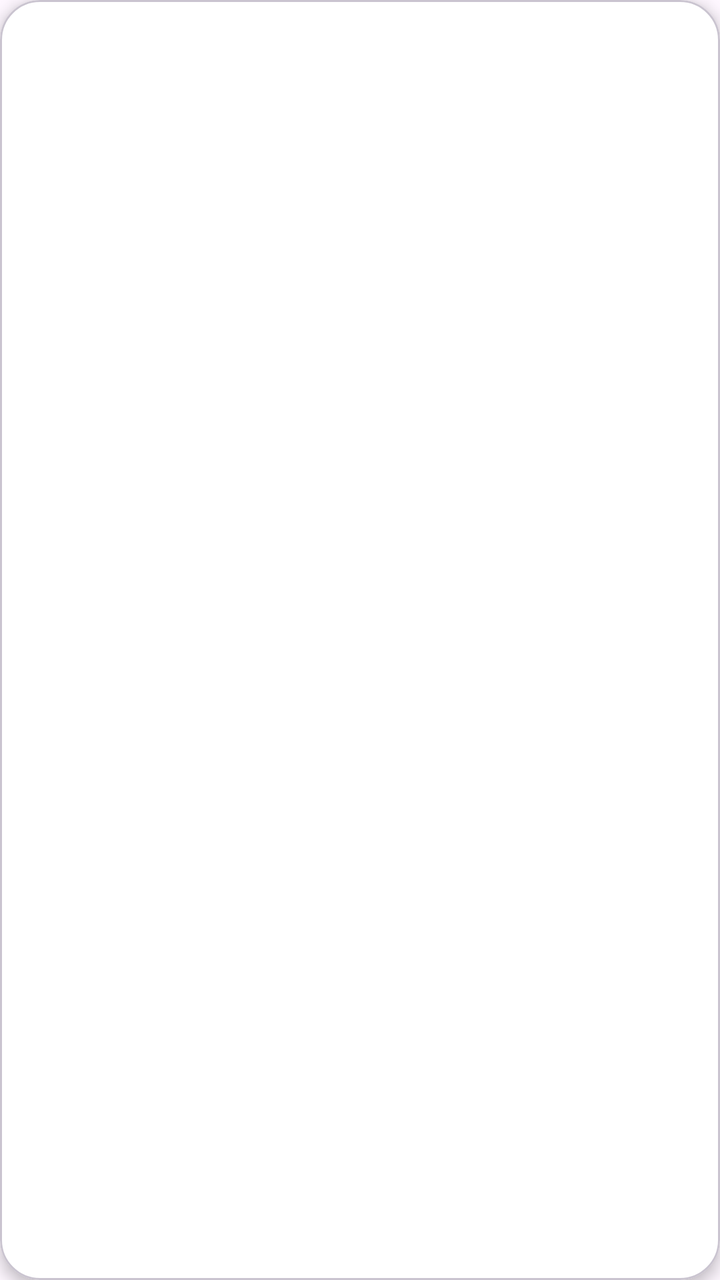
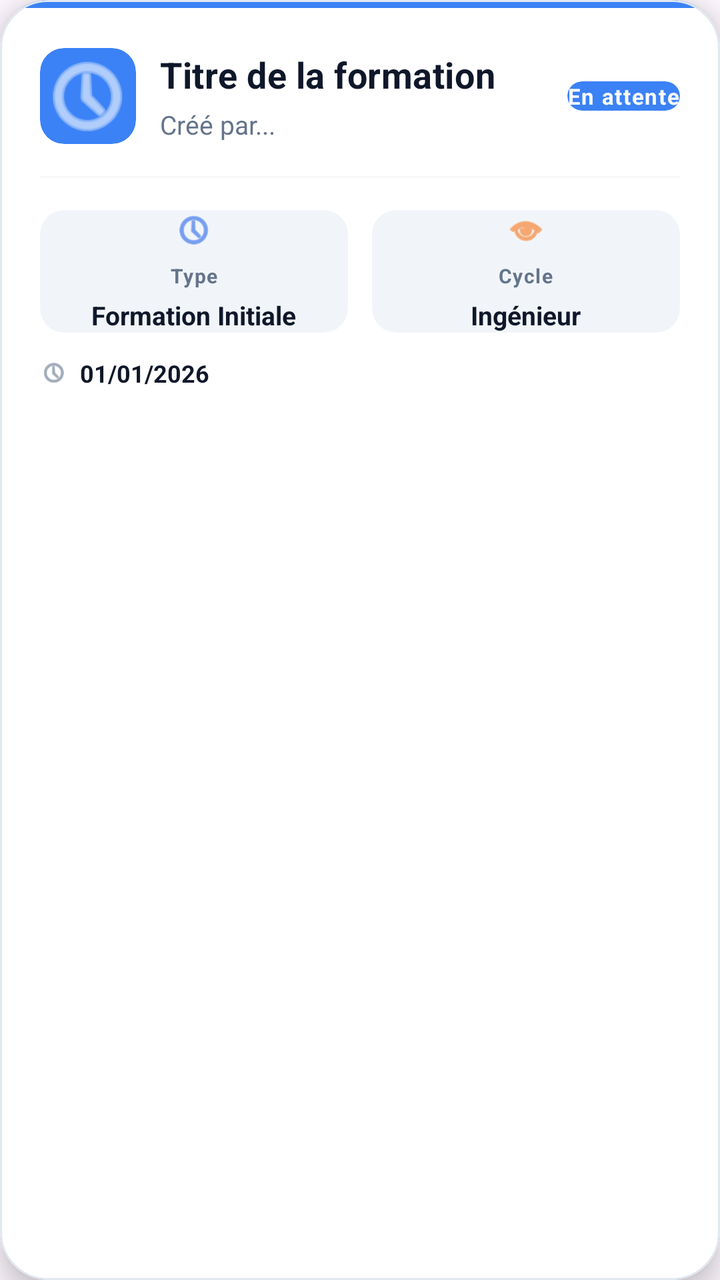

Two renders of the same Android screen: before a commit and after it. Below are the layout's source before the change and the commit's diff.
<!-- AndroidManifest.xml: application theme Theme.GestionbPedagogique -->
<!-- res/layout/item_formation.xml -->
<?xml version="1.0" encoding="utf-8"?>
<com.google.android.material.card.MaterialCardView xmlns:android="http://schemas.android.com/apk/res/android"
    xmlns:app="http://schemas.android.com/apk/res-auto"
    android:layout_width="match_parent"
    android:layout_height="wrap_content"
    android:layout_marginStart="16dp"
    android:layout_marginEnd="16dp"
    android:layout_marginBottom="16dp"
    app:cardCornerRadius="20dp"
    app:cardElevation="4dp"
    app:cardBackgroundColor="@color/card_background"
    android:clickable="true"
    android:focusable="true"
    android:foreground="?attr/selectableItemBackground">

    <LinearLayout
        android:layout_width="match_parent"
        android:layout_height="wrap_content"
        android:orientation="vertical"
        android:padding="20dp">

        
        <TextView
            android:id="@+id/title_text"
            android:layout_width="match_parent"
            android:layout_height="wrap_content"
            android:textSize="18sp"
            android:textStyle="bold"
            android:textColor="@color/text_primary"
            android:layout_marginBottom="8dp" />

        
        <LinearLayout
            android:layout_width="match_parent"
            android:layout_height="wrap_content"
            android:orientation="horizontal"
            android:layout_marginBottom="4dp">

            <TextView
                android:id="@+id/type_text"
                android:layout_width="0dp"
                android:layout_height="wrap_content"
                android:layout_weight="1"
                android:textSize="14sp"
                android:textColor="@color/text_secondary" />

            <TextView
                android:id="@+id/cycle_text"
                android:layout_width="0dp"
                android:layout_height="wrap_content"
                android:layout_weight="1"
                android:textSize="14sp"
                android:textColor="@color/text_secondary"
                android:gravity="end" />
        </LinearLayout>

        
        <TextView
            android:id="@+id/status_text"
            android:layout_width="wrap_content"
            android:layout_height="wrap_content"
            android:textSize="14sp"
            android:textStyle="bold"
            android:layout_marginBottom="8dp" />

        
        <TextView
            android:id="@+id/created_by_text"
            android:layout_width="match_parent"
            android:layout_height="wrap_content"
            android:textSize="12sp"
            android:textColor="@color/text_secondary"
            android:layout_marginBottom="4dp" />

        
        <LinearLayout
            android:layout_width="match_parent"
            android:layout_height="wrap_content"
            android:orientation="horizontal">

            <TextView
                android:id="@+id/created_date_text"
                android:layout_width="0dp"
                android:layout_height="wrap_content"
                android:layout_weight="1"
                android:textSize="12sp"
                android:textColor="@color/text_secondary" />

            <TextView
                android:id="@+id/validated_date_text"
                android:layout_width="0dp"
                android:layout_height="wrap_content"
                android:layout_weight="1"
                android:textSize="12sp"
                android:textColor="@color/text_secondary"
                android:gravity="end"
                android:visibility="gone" />
        </LinearLayout>

    </LinearLayout>
</com.google.android.material.card.MaterialCardView>
<!-- resources referenced by this layout -->
<resources>
  <color name="card_background">#FFFFFF</color>
  <color name="text_primary">#0F172A</color>
  <color name="text_secondary">#64748B</color>
  <style name="Theme.GestionbPedagogique" parent="Base.Theme.GestionbPedagogique" />
  <style name="Base.Theme.GestionbPedagogique" parent="Theme.Material3.DayNight.NoActionBar">
          
          <item name="colorPrimary">@color/primary_blue</item>
          <item name="colorPrimaryVariant">@color/primary_blue_dark</item>
          <item name="colorOnPrimary">@color/white</item>
          <item name="colorSecondary">@color/accent_orange</item>
          <item name="colorOnSecondary">@color/white</item>
          <item name="android:statusBarColor">@android:color/transparent</item>
          <item name="android:navigationBarColor">@android:color/transparent</item>
          <item name="android:windowLightStatusBar">true</item>
          <item name="android:windowLightNavigationBar">true</item>
      </style>
  <color name="primary_blue">#2563EB</color>
  <color name="primary_blue_dark">#1E40AF</color>
  <color name="white">#FFFFFFFF</color>
  <color name="accent_orange">#F97316</color>
</resources>

<!-- the commit's change to res/layout/item_formation.xml (unified diff, before → after) -->
@@ -5,10 +5,12 @@
     android:layout_height="wrap_content"
     android:layout_marginStart="16dp"
     android:layout_marginEnd="16dp"
-    android:layout_marginBottom="16dp"
-    app:cardCornerRadius="20dp"
-    app:cardElevation="4dp"
+    android:layout_marginBottom="12dp"
+    app:cardCornerRadius="24dp"
+    app:cardElevation="8dp"
     app:cardBackgroundColor="@color/card_background"
+    app:strokeWidth="1dp"
+    app:strokeColor="@color/divider"
     android:clickable="true"
     android:focusable="true"
     android:foreground="?attr/selectableItemBackground">
@@ -17,85 +19,271 @@
         android:layout_width="match_parent"
         android:layout_height="wrap_content"
         android:orientation="vertical"
-        android:padding="20dp">
+        android:padding="0dp">
 
         
-        <TextView
-            android:id="@+id/title_text"
+        <View
+            android:id="@+id/accent_bar"
             android:layout_width="match_parent"
-            android:layout_height="wrap_content"
-            android:textSize="18sp"
-            android:textStyle="bold"
-            android:textColor="@color/text_primary"
-            android:layout_marginBottom="8dp" />
-
-        
+            android:layout_height="4dp"
+            android:background="@color/status_info" />
+
         <LinearLayout
             android:layout_width="match_parent"
             android:layout_height="wrap_content"
-            android:orientation="horizontal"
-            android:layout_marginBottom="4dp">
-
-            <TextView
-                android:id="@+id/type_text"
-                android:layout_width="0dp"
+            android:orientation="vertical"
+            android:padding="20dp">
+
+            
+            <LinearLayout
+                android:layout_width="match_parent"
                 android:layout_height="wrap_content"
-                android:layout_weight="1"
-                android:textSize="14sp"
-                android:textColor="@color/text_secondary" />
-
-            <TextView
-                android:id="@+id/cycle_text"
-                android:layout_width="0dp"
+                android:orientation="horizontal"
+                android:gravity="center_vertical"
+                android:layout_marginBottom="16dp">
+
+                
+                <com.google.android.material.card.MaterialCardView
+                    android:layout_width="48dp"
+                    android:layout_height="48dp"
+                    android:layout_marginEnd="12dp"
+                    app:cardCornerRadius="12dp"
+                    app:cardElevation="0dp"
+                    app:cardBackgroundColor="@color/status_info"
+                    app:strokeWidth="0dp"
+                    android:padding="12dp">
+
+                    <ImageView
+                        android:layout_width="match_parent"
+                        android:layout_height="match_parent"
+                        android:src="@android:drawable/ic_menu_recent_history"
+                        app:tint="@color/white" />
+                </com.google.android.material.card.MaterialCardView>
+
+                <LinearLayout
+                    android:layout_width="0dp"
+                    android:layout_height="wrap_content"
+                    android:layout_weight="1"
+                    android:orientation="vertical">
+
+                    <TextView
+                        android:id="@+id/title_text"
+                        android:layout_width="wrap_content"
+                        android:layout_height="wrap_content"
+                        android:text="Titre de la formation"
+                        android:textSize="18sp"
+                        android:textStyle="bold"
+                        android:textColor="@color/text_primary"
+                        android:letterSpacing="0.01"
+                        android:maxLines="2"
+                        android:ellipsize="end" />
+
+                    <TextView
+                        android:id="@+id/created_by_text"
+                        android:layout_width="wrap_content"
+                        android:layout_height="wrap_content"
+                        android:text="Créé par..."
+                        android:textSize="13sp"
+                        android:textColor="@color/text_secondary"
+                        android:layout_marginTop="4dp" />
+                </LinearLayout>
+
+                
+                <com.google.android.material.card.MaterialCardView
+                    android:layout_width="wrap_content"
+                    android:layout_height="wrap_content"
+                    app:cardCornerRadius="8dp"
+                    app:cardElevation="0dp"
+                    app:cardBackgroundColor="@color/status_info"
+                    app:strokeWidth="0dp"
+                    android:paddingStart="10dp"
+                    android:paddingEnd="10dp"
+                    android:paddingTop="6dp"
+                    android:paddingBottom="6dp">
+
+                    <TextView
+                        android:id="@+id/status_text"
+                        android:layout_width="wrap_content"
+                        android:layout_height="wrap_content"
+                        android:text="En attente"
+                        android:textSize="11sp"
+                        android:textStyle="bold"
+                        android:textColor="@color/white"
+                        android:letterSpacing="0.05" />
+                </com.google.android.material.card.MaterialCardView>
+            </LinearLayout>
+
+            
+            <View
+                android:layout_width="match_parent"
+                android:layout_height="1dp"
+                android:background="@color/divider"
+                android:layout_marginBottom="16dp"
+                android:alpha="0.3" />
+
+            
+            <LinearLayout
+                android:layout_width="match_parent"
                 android:layout_height="wrap_content"
-                android:layout_weight="1"
-                android:textSize="14sp"
-                android:textColor="@color/text_secondary"
-                android:gravity="end" />
+                android:orientation="horizontal"
+                android:layout_marginBottom="12dp">
+
+                
+                <com.google.android.material.card.MaterialCardView
+                    android:layout_width="0dp"
+                    android:layout_height="wrap_content"
+                    android:layout_weight="1"
+                    android:layout_marginEnd="6dp"
+                    app:cardCornerRadius="12dp"
+                    app:cardElevation="0dp"
+                    app:cardBackgroundColor="@color/background_secondary"
+                    app:strokeWidth="0dp"
+                    android:padding="12dp">
+
+                    <LinearLayout
+                        android:layout_width="match_parent"
+                        android:layout_height="wrap_content"
+                        android:orientation="vertical"
+                        android:gravity="center">
+
+                        <ImageView
+                            android:layout_width="20dp"
+                            android:layout_height="20dp"
+                            android:src="@android:drawable/ic_menu_recent_history"
+                            app:tint="@color/primary_blue"
+                            android:layout_marginBottom="6dp" />
+
+                        <TextView
+                            android:layout_width="wrap_content"
+                            android:layout_height="wrap_content"
+                            android:text="Type"
+                            android:textSize="10sp"
+                            android:textColor="@color/text_secondary"
+                            android:textStyle="bold"
+                            android:letterSpacing="0.05" />
+
+                        <TextView
+                            android:id="@+id/type_text"
+                            android:layout_width="wrap_content"
+                            android:layout_height="wrap_content"
+                            android:text="Formation Initiale"
+                            android:textSize="13sp"
+                            android:textStyle="bold"
+                            android:textColor="@color/text_primary"
+                            android:layout_marginTop="4dp"
+                            android:maxLines="1"
+                            android:ellipsize="end" />
+                    </LinearLayout>
+                </com.google.android.material.card.MaterialCardView>
+
+                
+                <com.google.android.material.card.MaterialCardView
+                    android:layout_width="0dp"
+                    android:layout_height="wrap_content"
+                    android:layout_weight="1"
+                    android:layout_marginStart="6dp"
+                    app:cardCornerRadius="12dp"
+                    app:cardElevation="0dp"
+                    app:cardBackgroundColor="@color/background_secondary"
+                    app:strokeWidth="0dp"
+                    android:padding="12dp">
+
+                    <LinearLayout
+                        android:layout_width="match_parent"
+                        android:layout_height="wrap_content"
+                        android:orientation="vertical"
+                        android:gravity="center">
+
+                        <ImageView
+                            android:layout_width="20dp"
+                            android:layout_height="20dp"
+                            android:src="@android:drawable/ic_menu_view"
+                            app:tint="@color/accent_orange"
+                            android:layout_marginBottom="6dp" />
+
+                        <TextView
+                            android:layout_width="wrap_content"
+                            android:layout_height="wrap_content"
+                            android:text="Cycle"
+                            android:textSize="10sp"
+                            android:textColor="@color/text_secondary"
+                            android:textStyle="bold"
+                            android:letterSpacing="0.05" />
+
+                        <TextView
+                            android:id="@+id/cycle_text"
+                            android:layout_width="wrap_content"
+                            android:layout_height="wrap_content"
+                            android:text="Ingénieur"
+                            android:textSize="13sp"
+                            android:textStyle="bold"
+                            android:textColor="@color/text_primary"
+                            android:layout_marginTop="4dp"
+                            android:maxLines="1"
+                            android:ellipsize="end" />
+                    </LinearLayout>
+                </com.google.android.material.card.MaterialCardView>
+            </LinearLayout>
+
+            
+            <LinearLayout
+                android:layout_width="match_parent"
+                android:layout_height="wrap_content"
+                android:orientation="horizontal"
+                android:gravity="center_vertical">
+
+                <LinearLayout
+                    android:layout_width="0dp"
+                    android:layout_height="wrap_content"
+                    android:layout_weight="1"
+                    android:orientation="horizontal"
+                    android:gravity="center_vertical">
+
+                    <ImageView
+                        android:layout_width="14dp"
+                        android:layout_height="14dp"
+                        android:src="@android:drawable/ic_menu_recent_history"
+                        app:tint="@color/text_secondary"
+                        android:layout_marginEnd="6dp" />
+
+                    <TextView
+                        android:id="@+id/created_date_text"
+                        android:layout_width="wrap_content"
+                        android:layout_height="wrap_content"
+                        android:text="01/01/2026"
+                        android:textSize="12sp"
+                        android:textColor="@color/text_primary"
+                        android:textStyle="bold" />
+                </LinearLayout>
+
+                <LinearLayout
+                    android:id="@+id/validated_date_container"
+                    android:layout_width="0dp"
+                    android:layout_height="wrap_content"
+                    android:layout_weight="1"
+                    android:orientation="horizontal"
+                    android:gravity="center_vertical|end"
+                    android:visibility="gone">
+
+                    <ImageView
+                        android:layout_width="14dp"
+                        android:layout_height="14dp"
+                        android:src="@android:drawable/ic_menu_recent_history"
+                        app:tint="@color/status_success"
+                        android:layout_marginEnd="6dp" />
+
+                    <TextView
+                        android:id="@+id/validated_date_text"
+                        android:layout_width="wrap_content"
+                        android:layout_height="wrap_content"
+                        android:text="01/01/2026"
+                        android:textSize="12sp"
+                        android:textColor="@color/status_success"
+                        android:textStyle="bold" />
+                </LinearLayout>
+            </LinearLayout>
+
         </LinearLayout>
-
-        
-        <TextView
-            android:id="@+id/status_text"
-            android:layout_width="wrap_content"
-            android:layout_height="wrap_content"
-            android:textSize="14sp"
-            android:textStyle="bold"
-            android:layout_marginBottom="8dp" />
-
-        
-        <TextView
-            android:id="@+id/created_by_text"
-            android:layout_width="match_parent"
-            android:layout_height="wrap_content"
-            android:textSize="12sp"
-            android:textColor="@color/text_secondary"
-            android:layout_marginBottom="4dp" />
-
-        
-        <LinearLayout
-            android:layout_width="match_parent"
-            android:layout_height="wrap_content"
-            android:orientation="horizontal">
-
-            <TextView
-                android:id="@+id/created_date_text"
-                android:layout_width="0dp"
-                android:layout_height="wrap_content"
-                android:layout_weight="1"
-                android:textSize="12sp"
-                android:textColor="@color/text_secondary" />
-
-            <TextView
-                android:id="@+id/validated_date_text"
-                android:layout_width="0dp"
-                android:layout_height="wrap_content"
-                android:layout_weight="1"
-                android:textSize="12sp"
-                android:textColor="@color/text_secondary"
-                android:gravity="end"
-                android:visibility="gone" />
-        </LinearLayout>
-
     </LinearLayout>
+
 </com.google.android.material.card.MaterialCardView>
<!-- resource entries referenced after the edit -->
@@ -1,6 +1,7 @@
 <!-- resources referenced by this layout -->
 <resources>
   <color name="card_background">#FFFFFF</color>
+  <color name="divider">#E2E8F0</color>
   <color name="text_primary">#0F172A</color>
   <color name="text_secondary">#64748B</color>
   <style name="Theme.GestionbPedagogique" parent="Base.Theme.GestionbPedagogique" />
@@ -17,8 +18,11 @@
           <item name="android:windowLightNavigationBar">true</item>
       </style>
   <color name="primary_blue">#2563EB</color>
+  <color name="status_info">#3B82F6</color>
+  <color name="status_success">#10B981</color>
   <color name="primary_blue_dark">#1E40AF</color>
   <color name="white">#FFFFFFFF</color>
   <color name="accent_orange">#F97316</color>
+  <color name="background_secondary">#F1F5F9</color>
 </resources>
 
